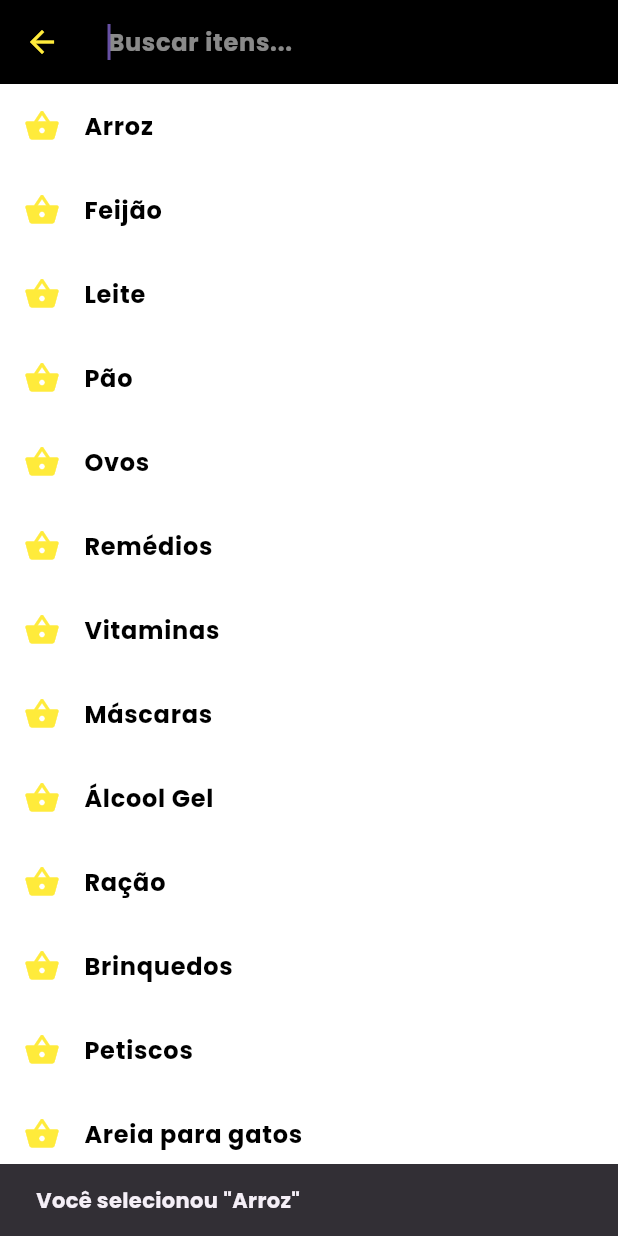
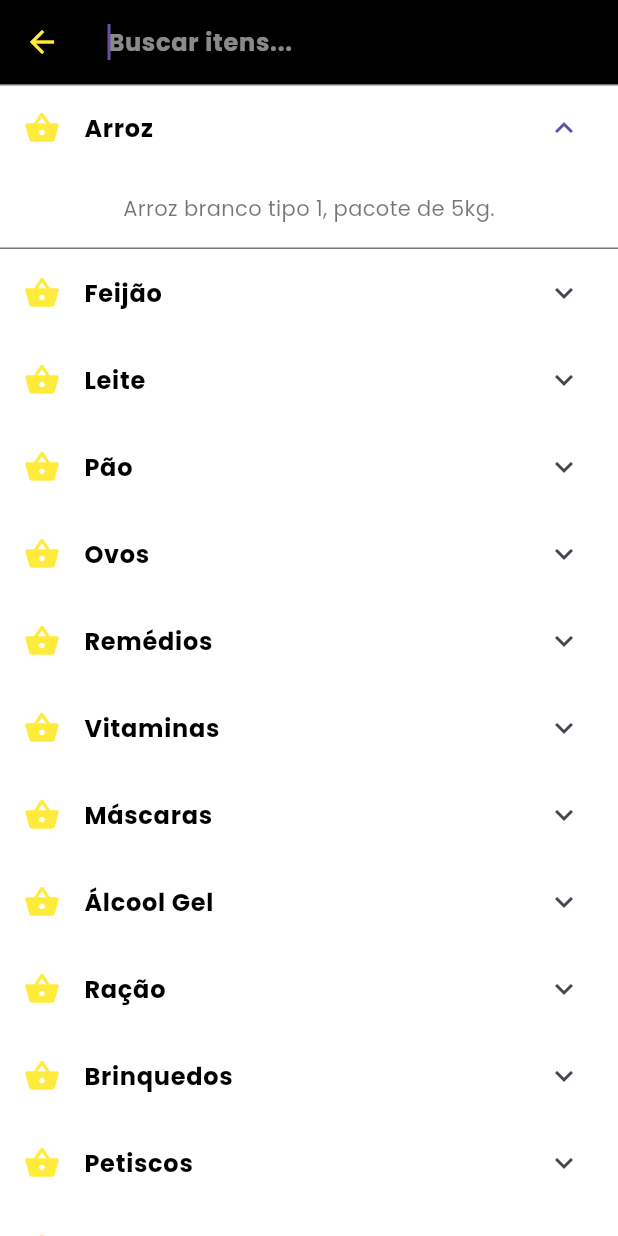
Before and after one commit to derpooo/speedlog, a Flutter app: the PaginaBusca screen opened directly, after a tap on "Arroz", on a phone screen of 412 x 824 dp. Run offline on Flutter 3.47's test engine with Material 3 defaults, Android fonts, the phone set to English and light mode, and no system bars; our stand-ins replace google_fonts.

Commit message:
Add files via upload

```diff
--- a/lib/ui/pages/pagina_busca.dart
+++ b/lib/ui/pages/pagina_busca.dart
@@ -2,17 +2,17 @@ import 'package:flutter/material.dart';
 
 class ItemBusca extends StatelessWidget {
   final String nome;
-  final VoidCallback aoSelecionar;
+  final String descricao;
 
   const ItemBusca({
     super.key,
     required this.nome,
-    required this.aoSelecionar,
+    required this.descricao,
   });
 
   @override
   Widget build(BuildContext context) {
-    return ListTile(
+    return ExpansionTile(
       leading: const Icon(Icons.shopping_basket, color: Colors.yellow),
       title: Text(
         nome,
@@ -21,7 +21,15 @@ class ItemBusca extends StatelessWidget {
           color: Colors.black,
         ),
       ),
-      onTap: aoSelecionar,
+      children: [
+        Padding(
+          padding: const EdgeInsets.all(16.0),
+          child: Text(
+            descricao,
+            style: const TextStyle(color: Colors.black54),
+          ),
+        ),
+      ],
     );
   }
 }
@@ -36,28 +44,32 @@ class PaginaBusca extends StatefulWidget {
 class _EstadoPaginaBusca extends State<PaginaBusca> {
   String termoBusca = "";
 
-  final Map<String, List<String>> itensPorCategoria = const {
-    "Mercado": ["Arroz", "Feijão", "Leite", "Pão", "Ovos"],
-    "Saúde": ["Remédios", "Vitaminas", "Máscaras", "Álcool Gel"],
-    "Pets": ["Ração", "Brinquedos", "Petiscos", "Areia para gatos"],
-    "Móveis/Eletrodomésticos": ["Sofá", "Geladeira", "Fogão", "Cadeira"]
+  // Agora cada item tem uma descrição associada
+  final Map<String, String> itensComDescricao = {
+    "Arroz": "Arroz branco tipo 1, pacote de 5kg.",
+    "Feijão": "Feijão carioca, pacote de 1kg.",
+    "Leite": "Leite integral, caixa de 1L.",
+    "Pão": "Pão francês, unidade.",
+    "Ovos": "Bandeja com 12 ovos.",
+    "Remédios": "Medicamentos diversos para sua saúde.",
+    "Vitaminas": "Suplementos vitamínicos para bem-estar.",
+    "Máscaras": "Máscaras de proteção facial descartáveis.",
+    "Álcool Gel": "Álcool em gel 70%, frasco de 500ml.",
+    "Ração": "Ração premium para cães e gatos.",
+    "Brinquedos": "Brinquedos para diversão do seu pet.",
+    "Petiscos": "Petiscos saudáveis para animais.",
+    "Areia para gatos": "Areia higiênica para gatos.",
+    "Sofá": "Sofá de 3 lugares, tecido suede.",
+    "Geladeira": "Geladeira frost free, 300L.",
+    "Fogão": "Fogão 4 bocas com acendimento automático.",
+    "Cadeira": "Cadeira de escritório ergonômica.",
   };
 
-  List<String> get resultados => itensPorCategoria.values
-      .expand((lista) => lista)
-      .where((item) => item.toLowerCase().contains(termoBusca.toLowerCase()))
+  List<Map<String, String>> get resultados => itensComDescricao.entries
+      .where((item) =>
+          item.key.toLowerCase().contains(termoBusca.toLowerCase()))
+      .map((e) => {'nome': e.key, 'descricao': e.value})
       .toList();
-
-  void _mostrarMensagemSelecao(BuildContext context, String item) {
-    ScaffoldMessenger.of(context).showSnackBar(
-      SnackBar(
-        content: Text(
-          'Você selecionou "$item"',
-          style: const TextStyle(fontWeight: FontWeight.bold),
-        ),
-      ),
-    );
-  }
 
   @override
   Widget build(BuildContext context) {
@@ -82,13 +94,24 @@ class _EstadoPaginaBusca extends State<PaginaBusca> {
         ),
         iconTheme: const IconThemeData(color: Colors.yellow),
       ),
-      body: ListView.builder(
+      body: resultados.isEmpty
+          ? const Center(
+              child: Text(
+                'Nenhum item encontrado.',
+                style: TextStyle(
+                  fontSize: 18,
+                  color: Colors.black54,
+                  fontWeight: FontWeight.bold,
+                ),
+              ),
+            )
+          : ListView.builder(
               itemCount: resultados.length,
               itemBuilder: (context, index) {
                 final item = resultados[index];
                 return ItemBusca(
-            nome: item,
-            aoSelecionar: () => _mostrarMensagemSelecao(context, item),
+                  nome: item['nome']!,
+                  descricao: item['descricao']!,
                 );
               },
             ),
```
Also changed, not shown: lib/ui/pages/meus_pedidos.dart (added, +147 -0 lines), lib/ui/pages/pagina_inicial.dart (+54 -19 lines), lib/ui/pages/track_vazia.dart (added, +94 -0 lines), lib/ui/pages/tracking.dart (added, +104 -0 lines). Lines whose indentation alone changed are shown as unchanged.
